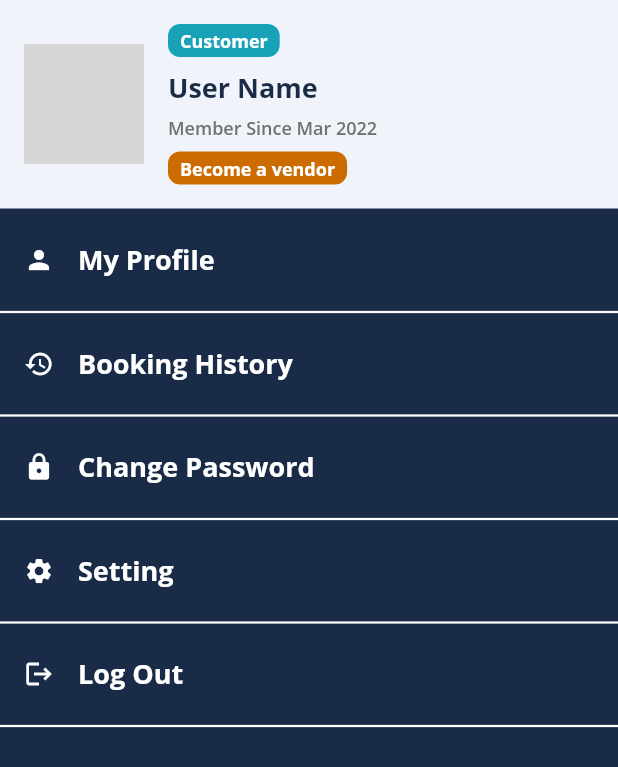
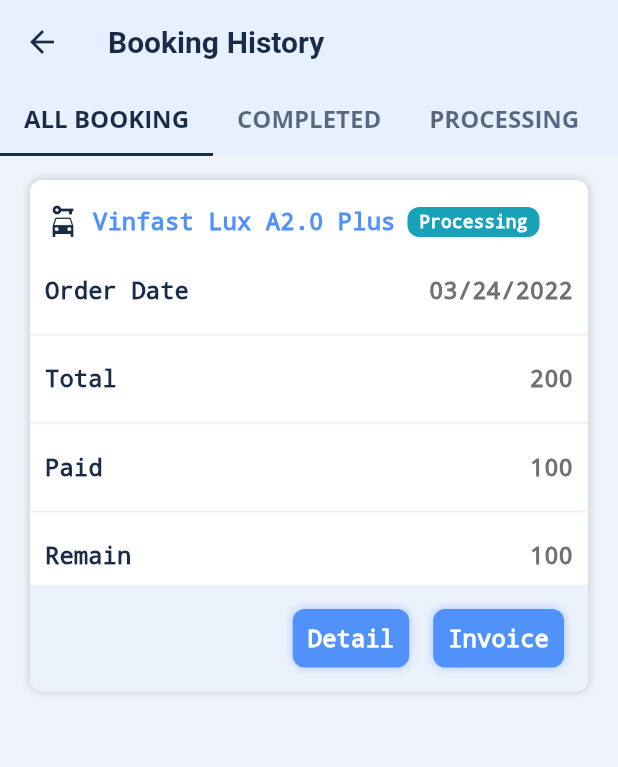
Before and after one commit to Junejune95/bookingappByChatSat, a Flutter app: the BookingMoreFragment screen opened directly, after a tap on "Booking History", on a phone screen of 412 x 824 dp. Shown: the top 767 px of the screen. Run offline on Flutter 3.47's test engine with Material 2 defaults, Android fonts, the phone set to English and light mode, and no system bars; drawn by our look-alikes of nb_utils; our stand-ins replace google_fonts; missing offline and left inert: dart:ffi; network calls fail; grey boxes are pictures that could not be loaded.

Commit message:
booking history

```diff
--- a/lib/fragments/BookingMoreFragment.dart
+++ b/lib/fragments/BookingMoreFragment.dart
@@ -1,5 +1,6 @@
 // ignore_for_file: prefer_const_constructors
 
+import 'package:bookingapp/screen/BookingHistoryScreen.dart';
 import 'package:bookingapp/utils/BookingColors.dart';
 import 'package:bookingapp/utils/BookingConstants.dart';
 import 'package:bookingapp/utils/BookingIcons.dart';
@@ -16,7 +17,7 @@ class BookingMoreFragment extends StatelessWidget {
     return SafeArea(
       child: Scaffold(
         body: Container(
-          color: Booking_Secondary,
+          color: Booking_Primary,
           child: Column(
             children: [
               upperContainer(),
@@ -30,13 +31,18 @@ class BookingMoreFragment extends StatelessWidget {
               itemWidget(
                 Booking_lbl_Booking_history,
                 Booking_ic_history,
-                () {},
+                () {
+                    BookingHistory().launch(context);
+                },
               ),
               dividerWidget(),
               itemWidget(
                 Booking_lbl_Change_password,
                 Booking_ic_lock,
-                () {},
+                () {
+
+
+                },
               ),
               dividerWidget(),
               itemWidget(
@@ -58,13 +64,7 @@ class BookingMoreFragment extends StatelessWidget {
     );
   }
 
-  Divider dividerWidget() {
-    return Divider(
-              color: Booking_TextColorWhite,
-              height: 20,
-              thickness: 1.5,
-            );
-  }
+
 
   SettingItemWidget itemWidget(String label, IconData icon, Function press) {
     return SettingItemWidget(
@@ -124,14 +124,5 @@ class BookingMoreFragment extends StatelessWidget {
     );
   }
 
-  Container statusBoxWidget(String status, Color color) {
-    return Container(
-      padding: EdgeInsets.symmetric(horizontal: 8, vertical: 3),
-      decoration: BoxDecoration(borderRadius: radius(8), color: color),
-      child: Text(
-        status,
-        style: boldTextStyle(color: Booking_TextColorWhite, size: 12),
-      ),
-    );
-  }
+
 }
--- a/lib/main.dart
+++ b/lib/main.dart
@@ -61,8 +61,8 @@ class _CheckscreenState extends State<Checkscreen> {
         onPageChanged: _onPageChange,
       ),
       bottomNavigationBar: BottomNavigationBar(
-        selectedItemColor: Booking_Primary,
-        unselectedItemColor: Booking_Secondary,
+        selectedItemColor: Booking_Secondary,
+        unselectedItemColor: Booking_Primary,
         type: BottomNavigationBarType.fixed,
         currentIndex: _index,
         onTap: (i) {
--- /dev/null
+++ b/lib/screen/BookingHistoryScreen.dart
@@ -0,0 +1,190 @@
+import 'package:bookingapp/size_config.dart';
+import 'package:bookingapp/utils/BookingColors.dart';
+import 'package:bookingapp/utils/BookingIcons.dart';
+import 'package:bookingapp/utils/BookingStrings.dart';
+import 'package:bookingapp/utils/BookingWidgets.dart';
+import 'package:flutter/material.dart';
+import 'package:nb_utils/nb_utils.dart';
+
+class BookingHistory extends StatefulWidget {
+  const BookingHistory({Key? key}) : super(key: key);
+
+  @override
+  State<BookingHistory> createState() => _BookingHistoryState();
+}
+
+class BookingHistoryTab {
+  String title;
+  Widget child;
+
+  BookingHistoryTab({required this.title, required this.child});
+}
+
+class _BookingHistoryState extends State<BookingHistory>
+    with SingleTickerProviderStateMixin {
+  late TabController tabController;
+  late MediaQueryData _mediaQueryData;
+
+  List<BookingHistoryTab> pages = [
+    BookingHistoryTab(
+      title: Booking_lbl_Booking_history1,
+      child: bookingHistoryList(),
+    ),
+    BookingHistoryTab(
+      title: Booking_lbl_Booking_history2,
+      child: bookingHistoryList(),
+    ),
+    BookingHistoryTab(
+      title: Booking_lbl_Booking_history3,
+      child: bookingHistoryList(),
+    ),
+    BookingHistoryTab(
+      title: Booking_lbl_Booking_history4,
+      child: bookingHistoryList(),
+    ),
+    BookingHistoryTab(
+      title: Booking_lbl_Booking_history5,
+      child: bookingHistoryList(),
+    ),
+    BookingHistoryTab(
+      title: Booking_lbl_Booking_history6,
+      child: bookingHistoryList(),
+    ),
+    BookingHistoryTab(
+      title: Booking_lbl_Booking_history7,
+      child: bookingHistoryList(),
+    ),
+    BookingHistoryTab(
+      title: Booking_lbl_Booking_history8,
+      child: bookingHistoryList(),
+    ),
+  ];
+
+  @override
+  void initState() {
+    super.initState();
+    tabController = TabController(length: pages.length, vsync: this);
+    tabController.addListener(() {
+      setState(() {});
+    });
+  }
+
+  @override
+  Widget build(BuildContext context) {
+    return DefaultTabController(
+      length: 3,
+      child: NestedScrollView(
+        headerSliverBuilder: (context, value) {
+          return [
+            SliverAppBar(
+              pinned: true,
+              bottom: TabBar(
+                  isScrollable: true,
+                  controller: tabController,
+                  labelColor: Booking_TextColorPrimary,
+                  labelStyle: boldTextStyle(),
+                  indicatorColor: Booking_Primary,
+                  tabs: pages
+                      .map<Tab>(
+                        (e) => Tab(
+                          text: e.title,
+                        ),
+                      )
+                      .toList()),
+              title: const Text('Booking History'),
+            ),
+          ];
+        },
+        body: TabBarView(
+          controller: tabController,
+          children: pages.map((e) => e.child).toList(),
+        ),
+      ),
+    );
+  }
+}
+
+Widget bookingHistoryList() {
+  return Container(
+    color: Booking_Primary_light,
+    width: SizeConfig.screenWidth,
+    padding: EdgeInsets.symmetric(vertical: 16,horizontal: 20),
+    child: Column(
+      children: [
+        defaultCard(
+          child: Column(
+            children: [
+              Padding(
+                padding: const EdgeInsets.only(left: 10, right: 10, top: 16),
+                child: Row(
+                  children: [
+                    Icon(Booking_ic_car),
+                    8.width,
+                    titleText(
+                        title: 'Vinfast Lux A2.0 Plus',
+                        size: 16,
+                        color: Booking_TextColorBlue),
+                    8.width,
+                    statusBoxWidget('Processing', Booking_greenColor)
+                  ],
+                ),
+              ),
+              14.height,
+              dataRowWidget('Order Date', '03/24/2022'),
+              dividerWidget(color: Booking_greyColor),
+              dataRowWidget('Total', '200'),
+              dividerWidget(color: Booking_greyColor),
+              dataRowWidget('Paid', '100'),
+              dividerWidget(color: Booking_greyColor),
+              dataRowWidget('Remain', '100'),
+              footerCard()
+            ],
+          ),
+        ),
+      ],
+    ),
+  );
+}
+
+Container footerCard() {
+  return Container(
+      width: SizeConfig.screenWidth,
+      padding: EdgeInsets.all(16),
+      decoration: BoxDecoration(
+        color: Color(0xFFECF2FC),
+        borderRadius: radiusOnly(bottomLeft: 8, bottomRight: 8),
+      ),
+      child: Row(
+        crossAxisAlignment: CrossAxisAlignment.end,
+        mainAxisAlignment: MainAxisAlignment.end,
+        children: [
+          defaultButton(text: 'Detail', tap: () {}),
+          16.width,
+          defaultButton(text: 'Invoice', tap: () {}),
+        ],
+      ));
+}
+
+Widget dataRowWidget(lablename, data) {
+  return Padding(
+    padding: const EdgeInsets.all(10.0),
+    child: Row(
+      mainAxisAlignment: MainAxisAlignment.spaceBetween,
+      children: [
+        titleText(
+          title: lablename,
+          size: 16,
+        ),
+        Text(
+          data,
+          style: const TextStyle(
+            color: Booking_TextColorSecondary,
+            fontSize: 16,
+            fontWeight: FontWeight.bold,
+            decoration: TextDecoration.none,
+          ),
+        ),
+      ],
+    ),
+  );
+}
--- a/lib/utils/BookingColors.dart
+++ b/lib/utils/BookingColors.dart
@@ -2,9 +2,9 @@
 
 import 'package:flutter/material.dart';
 
-const Booking_Primary = Color(0xFF5191fa);
+const Booking_Secondary = Color(0xFF5191fa);
 const Booking_Primary_light = Color(0xFFF0F4FA);
-const Booking_Secondary = Color(0xFF1a2b47);
+const Booking_Primary = Color(0xFF1a2b47);
 const Booking_Secondary_light = Color(0xFF2B4B80);
 const Booking_ColorPrimaryDark = Color.fromARGB(15, 0, 0, 0);
 const Booking_LineColor = Color(0xFFE2E2E2);
@@ -35,6 +35,7 @@ const appTextColorPrimary = Color(0xFF212121);
 const appTextColorSecondary = Color(0xFF5A5C5E);
 const appShadowColor = Color(0x95E9EBF0);
 const appColorPrimaryLight = Color(0xFFF9FAFF);
+const appBackgroundColorLight = Color(0xFFFAFBFD);
 
 // Dark Theme Colors
 const appBackgroundColorDark = Color(0xFF121212);
--- /dev/null
+++ b/lib/utils/BookingSizeConfig.dart
@@ -0,0 +1,16 @@
+import 'package:flutter/material.dart';
+
+class SizeConfig {
+  late MediaQueryData _mediaQueryData;
+  late double screenWidth;
+  late double screenHeight;
+  late double defaultSize;
+  late Orientation orientation;
+
+  void init(BuildContext context) {
+    _mediaQueryData = MediaQuery.of(context);
+    screenWidth = _mediaQueryData.size.width;
+    screenHeight = _mediaQueryData.size.height;
+    orientation = _mediaQueryData.orientation;
+  }
+}
--- a/lib/utils/BookingStrings.dart
+++ b/lib/utils/BookingStrings.dart
@@ -72,8 +72,21 @@ const Booking_lbl_Change_password= "Change Password";
 const Booking_lbl_Setting= "Setting";
 const Booking_lbl_Log_out= "Log Out";
 
+const Booking_lbl_Booking_history1= "ALL BOOKING";
+const Booking_lbl_Booking_history2= "COMPLETED";
+const Booking_lbl_Booking_history3= "PROCESSING";
+const Booking_lbl_Booking_history4= "CONFIRMED";
+const Booking_lbl_Booking_history5= "CANCELLED";
+const Booking_lbl_Booking_history6= "PAID";
+const Booking_lbl_Booking_history7= "UNPAID";
+const Booking_lbl_Booking_history8= "PARTIAL PAYMENT";
+
+
+
 
 const Booking_lbl_btn_Choose= "Choose";
 const Booking_lbl__btn_Cancel= "Cancel";
 const Booking_lbl_btn_Apply= "Apply";
 const Booking_lbl_btn_Search = "Search";
+const Booking_lbl_btn_Detail = "Detail";
+const Booking_lbl_btn_Invoice = "Invoice";
--- a/lib/utils/BookingWidgets.dart
+++ b/lib/utils/BookingWidgets.dart
@@ -1,5 +1,8 @@
 // ignore_for_file: prefer_if_null_operators
 
+import 'dart:ffi';
+
+import 'package:bookingapp/size_config.dart';
 import 'package:bookingapp/utils/BookingColors.dart';
 import 'package:bookingapp/utils/BookingIcons.dart';
 import 'package:flutter/material.dart';
@@ -17,11 +20,14 @@ Widget headerText({required String title}) {
   );
 }
 
-Widget titleText({required String title, int? size, int? maxLines}) {
+Widget titleText(
+    {required String title, int? size, int? maxLines, Color? color}) {
   return Text(
     title,
     style: boldTextStyle(
-        size: size != null ? size : 20, color: Booking_TextColorPrimary),
+        decoration: TextDecoration.none,
+        size: size != null ? size : 20,
+        color: color != null ? color : Booking_TextColorPrimary),
     maxLines: maxLines != null ? maxLines : 1,
     overflow: TextOverflow.ellipsis,
   );
@@ -55,20 +61,86 @@ Widget locationWrapper(
   );
 }
 
-
 Widget priceWrapper(
     {required double price, bool? isHorizontal, double? iconSize}) {
   return Row(
     children: [
       Text('From'),
-      Text(
-        price.toString(),
-        style:const TextStyle(
-          color: Booking_TextColorBlue,
-          fontSize: 14,
-          fontWeight: FontWeight.w500
-        )
-      )
+      Text(price.toString(),
+          style: const TextStyle(
+              color: Booking_TextColorBlue,
+              fontSize: 14,
+              fontWeight: FontWeight.w500))
     ],
   );
 }
+
+Container statusBoxWidget(String status, Color color) {
+  return Container(
+    padding: const EdgeInsets.symmetric(horizontal: 8, vertical: 3),
+    decoration: BoxDecoration(borderRadius: radius(8), color: color),
+    child: Text(
+      status,
+      style: boldTextStyle(
+        color: Booking_TextColorWhite,
+        size: 12,
+        decoration: TextDecoration.none,
+      ),
+    ),
+  );
+}
+
+Divider dividerWidget({Color? color}) {
+  return Divider(
+    color: color != null ? color : Booking_TextColorWhite,
+    height: 20,
+    thickness: 1.5,
+  );
+}
+
+Container defaultCard({required Widget child}) {
+  return Container(
+    decoration: BoxDecoration(
+      color: Colors.white,
+      borderRadius: radius(8),
+      boxShadow: defaultBoxShadow(
+        shadowColor: Booking_Primary.withOpacity(0.2),
+        blurRadius: 4.0,
+        spreadRadius: 0.3,
+      ),
+    ),
+    child: child,
+  );
+}
+
+Widget defaultButton(
+    {Color? color,
+    int? size,
+    double? width,
+    required String text,
+    required VoidCallback tap}) {
+  return GestureDetector(
+    onTap: tap,
+    child: Container(
+      width: width != null ? width : SizeConfig.screenWidth,
+      padding: const EdgeInsets.all(10),
+      alignment: Alignment.center,
+      decoration: BoxDecoration(
+        color: Booking_Secondary,
+        borderRadius: radius(8),
+        boxShadow: defaultBoxShadow(
+          shadowColor: Booking_Secondary.withOpacity(0.4),
+          blurRadius: 4.0,
+          spreadRadius: 0.3,
+        ),
+      ),
+      child: Text(
+        text,
+        style: const TextStyle(
+            fontSize: 16,
+            color: Booking_TextColorWhite,
+            decoration: TextDecoration.none),
+      ),
+    ),
+  );
+}
```
